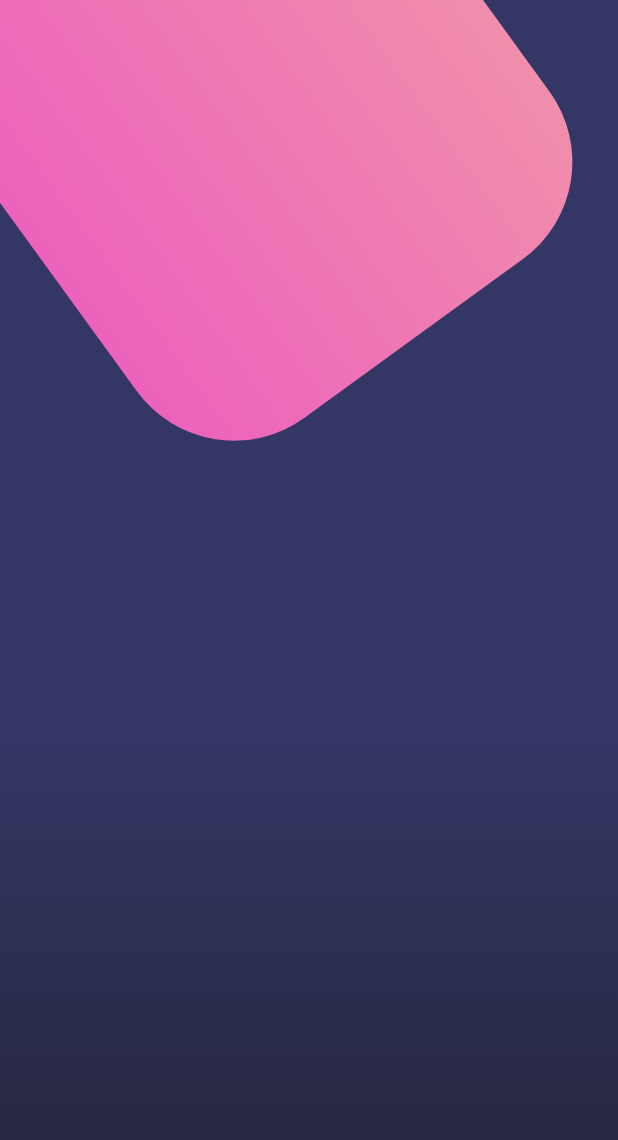
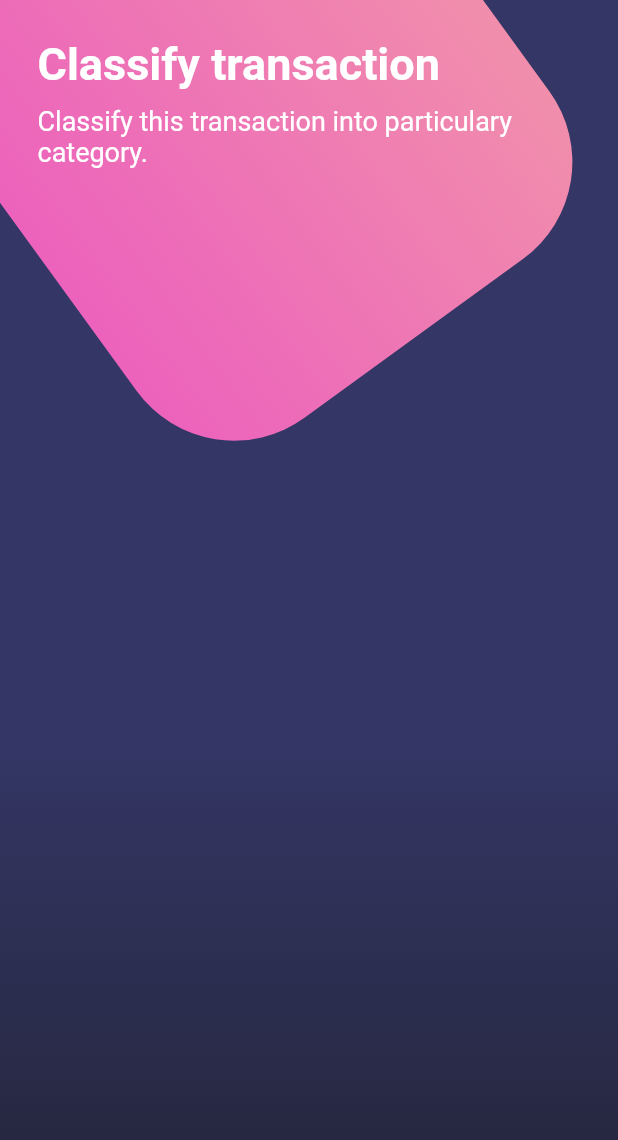
Before and after one commit to adilsontchameia/desenhos_flutter, a Flutter app: the screen it shows after launch, on a phone screen of 412 x 824 dp. Shown: the top 1140 px of the screen. Run offline on Flutter 3.47's test engine with Material 2 defaults, Android fonts, the phone set to English and light mode, and no system bars.

Commit message:
ajustes do status bar

```diff
--- a/lib/main.dart
+++ b/lib/main.dart
@@ -2,12 +2,17 @@ import 'package:desenhos_flutter/src/pages/basico_page.dart';
 import 'package:desenhos_flutter/src/pages/botoes_page.dart';
 import 'package:desenhos_flutter/src/pages/scroll_page.dart';
 import 'package:flutter/material.dart';
+import 'package:flutter/services.dart';
 
 void main() => runApp(MyApp());
 
 class MyApp extends StatelessWidget {
   @override
   Widget build(BuildContext context) {
+    //Estilo do status bar
+    SystemChrome.setSystemUIOverlayStyle(
+        SystemUiOverlayStyle.light.copyWith(statusBarColor: Colors.black));
+
     return MaterialApp(
       debugShowCheckedModeBanner: false,
       title: 'Desenhos',
--- a/lib/src/pages/botoes_page.dart
+++ b/lib/src/pages/botoes_page.dart
@@ -1,6 +1,7 @@
 import 'dart:math';
 
 import 'package:flutter/material.dart';
+import 'package:flutter/widgets.dart';
 
 class BotoesPage extends StatelessWidget {
   const BotoesPage({Key? key}) : super(key: key);
@@ -11,6 +12,13 @@ class BotoesPage extends StatelessWidget {
       body: Stack(
         children: [
           _fundoApp(),
+          SingleChildScrollView(
+            child: Column(
+              children: [
+                _titulos(),
+              ],
+            ),
+          ),
         ],
       ),
     );
@@ -57,4 +65,31 @@ class BotoesPage extends StatelessWidget {
       ],
     );
   }
+
+  Widget _titulos() {
+    return SafeArea(
+      child: Container(
+        padding: EdgeInsets.all(25.0),
+        child: Column(
+          crossAxisAlignment: CrossAxisAlignment.start,
+          children: [
+            Text(
+              'Classify transaction',
+              style: TextStyle(
+                  color: Colors.white,
+                  fontSize: 30.0,
+                  fontWeight: FontWeight.bold),
+            ),
+            SizedBox(
+              height: 10.0,
+            ),
+            Text(
+              'Classify this transaction into particulary category.',
+              style: TextStyle(color: Colors.white, fontSize: 18),
+            ),
+          ],
+        ),
+      ),
+    );
+  }
 }
```
